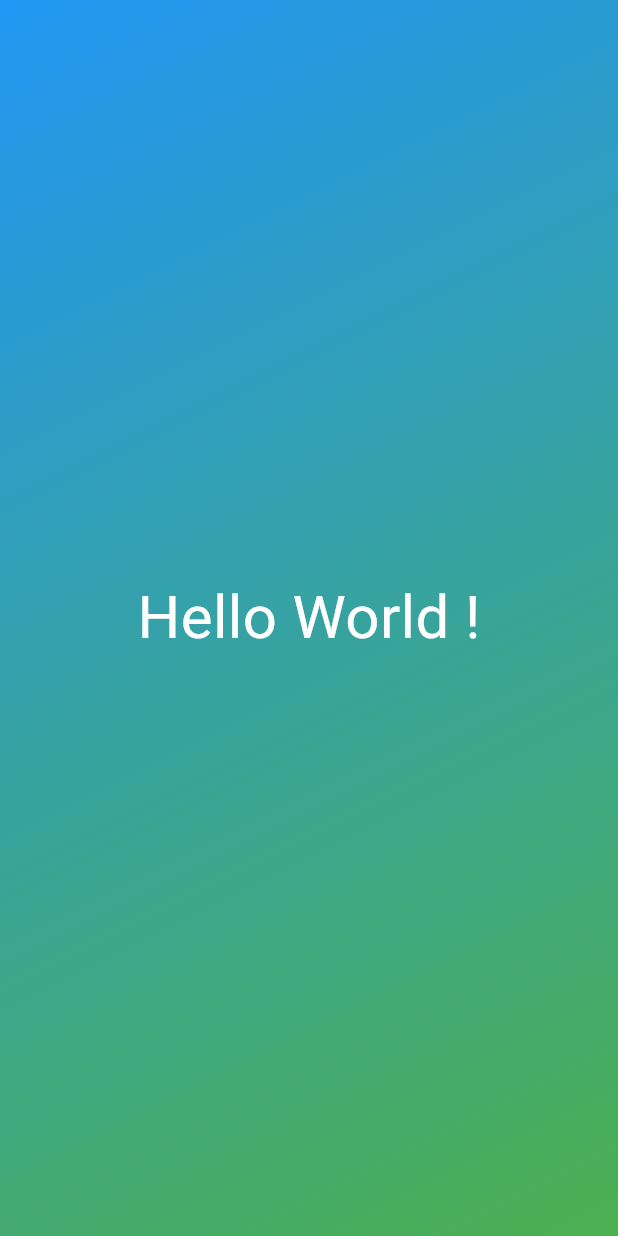
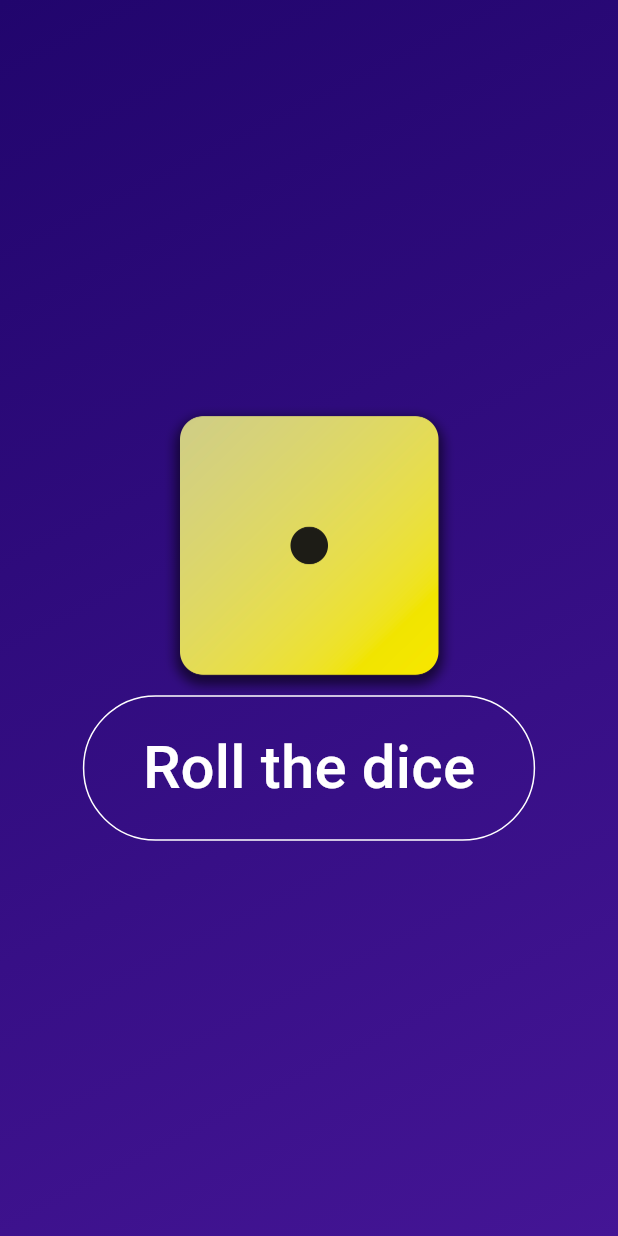
Before and after one commit to Dyrits/ROLL-DICE-APP, a Flutter app: the screen it shows after launch, on a phone screen of 412 x 824 dp. Run offline on Flutter 3.47's test engine with Material 3 defaults, Android fonts, the phone set to English and light mode, and no system bars.

Commit message:
Stateful widget added to roll a dice

```diff
--- /dev/null
+++ b/lib/dice_roller.dart
@@ -0,0 +1,47 @@
+import 'dart:math';
+import 'package:flutter/foundation.dart';
+import 'package:flutter/material.dart';
+
+import "large_text.dart";
+
+class DiceRoller extends StatefulWidget {
+  const DiceRoller({super.key});
+
+  @override
+  State<DiceRoller> createState() {
+    return _DiceRollerState();
+  }
+}
+
+class _DiceRollerState extends State<DiceRoller> {
+  String asset = "assets/images/dice-1.png";
+
+  void roll() {
+    int value = Random().nextInt(6) + 1;
+    if (kDebugMode) {
+      print("Dice rolled the number $value.");
+    }
+    setState(() {
+      asset = "assets/images/dice-$value.png";
+    });
+  }
+
+  @override
+  Widget build(BuildContext context) {
+    return Column(
+      mainAxisAlignment: MainAxisAlignment.center,
+      children: [
+        Image.asset(
+          asset,
+          width: 200,
+        ),
+        TextButton(
+            onPressed: roll,
+            style: TextButton.styleFrom(
+                side: const BorderSide(color: Colors.white, width: 1),
+                padding: const EdgeInsets.symmetric(vertical: 20, horizontal: 40)),
+            child: const LargeText(text: "Roll the dice", color: Colors.white))
+      ],
+    );
+  }
+}
--- a/pubspec.yaml
+++ b/pubspec.yaml
@@ -60,7 +60,7 @@ flutter:
 
   # To add assets to your application, add an assets section, like this:
   assets:
-  - assets/images
+    - assets/images/
 
   # An image asset can refer to one or more resolution-specific "variants", see
   # https://flutter.dev/assets-and-images/#resolution-aware
```
Also changed, not shown: lib/main.dart (+10 -14 lines).
